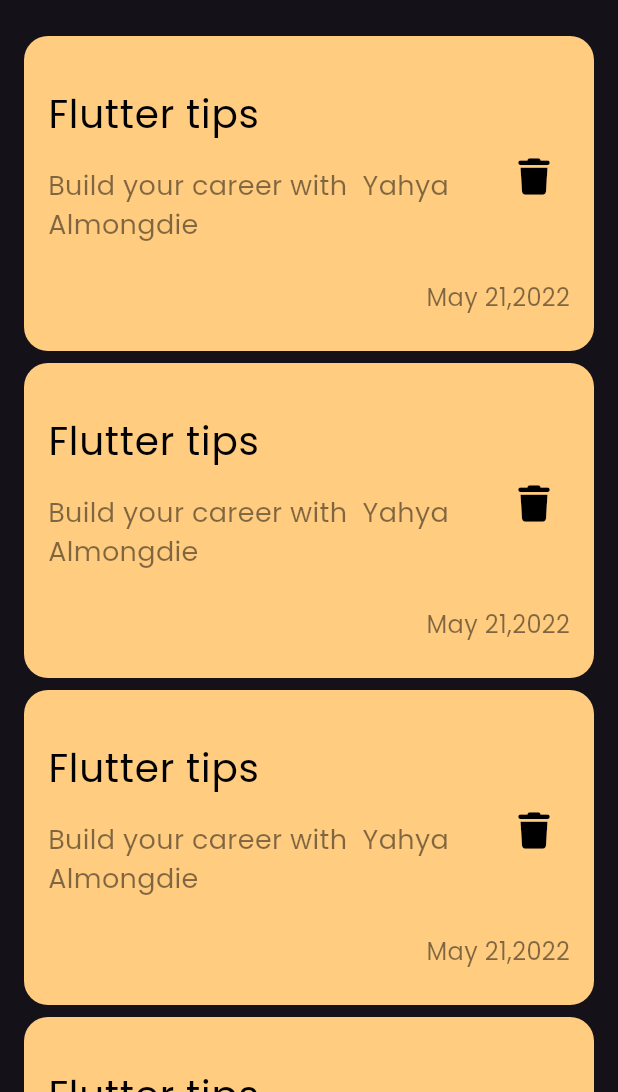
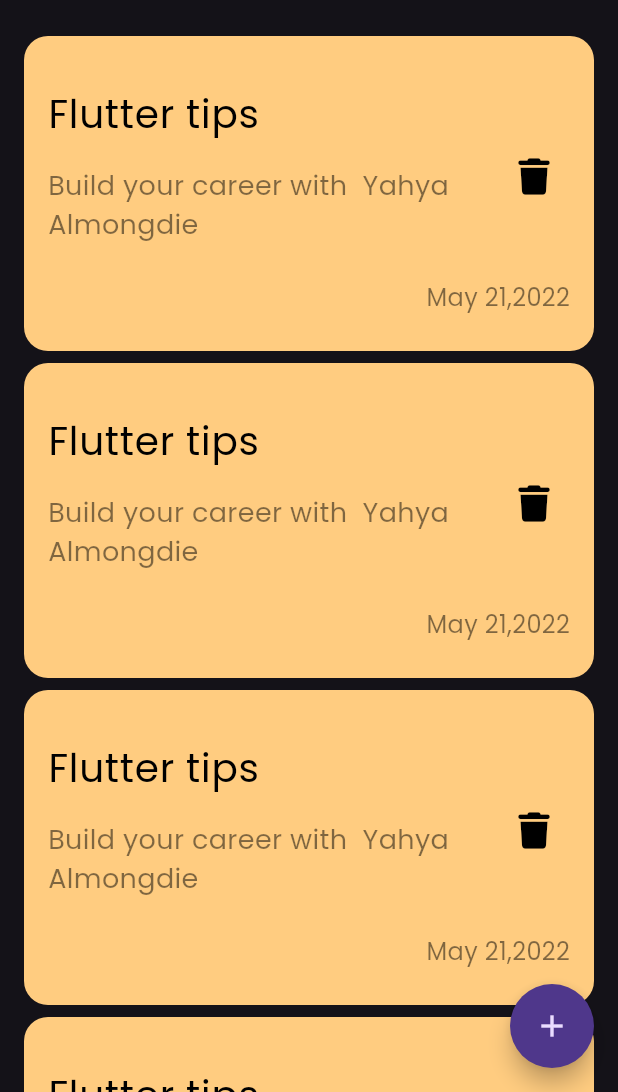
Before and after one commit to yahyaalmongdie/note_app, a Flutter app: the screen it shows after launch, on a phone screen of 412 x 824 dp, the part 144-1236 px from its top. Run offline on Flutter 3.47's test engine with Material 3 defaults, Android fonts, the phone set to English and light mode, and no system bars; our stand-ins replace font_awesome_flutter.

Commit message:
add floating action button

```diff
--- a/lib/features/home/presentation/view/page/home_view.dart
+++ b/lib/features/home/presentation/view/page/home_view.dart
@@ -6,8 +6,13 @@ class HomeView extends StatelessWidget {
 
   @override
   Widget build(BuildContext context) {
-    return const Scaffold(
-      body: HomeViewBody(),
+    return Scaffold(
+      body: const HomeViewBody(),
+      floatingActionButton: FloatingActionButton(
+          shape:
+              RoundedRectangleBorder(borderRadius: BorderRadius.circular(50)),
+          onPressed: () {},
+          child: const Icon(Icons.add)),
     );
   }
 }
```
